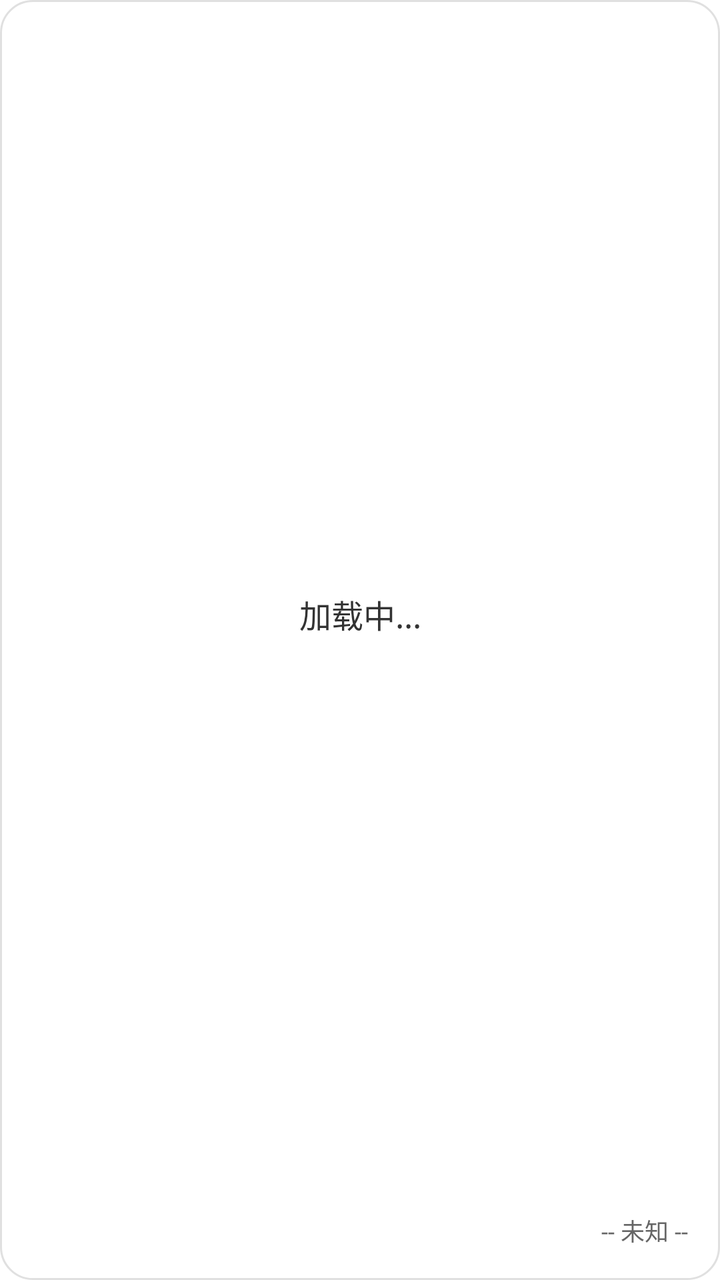
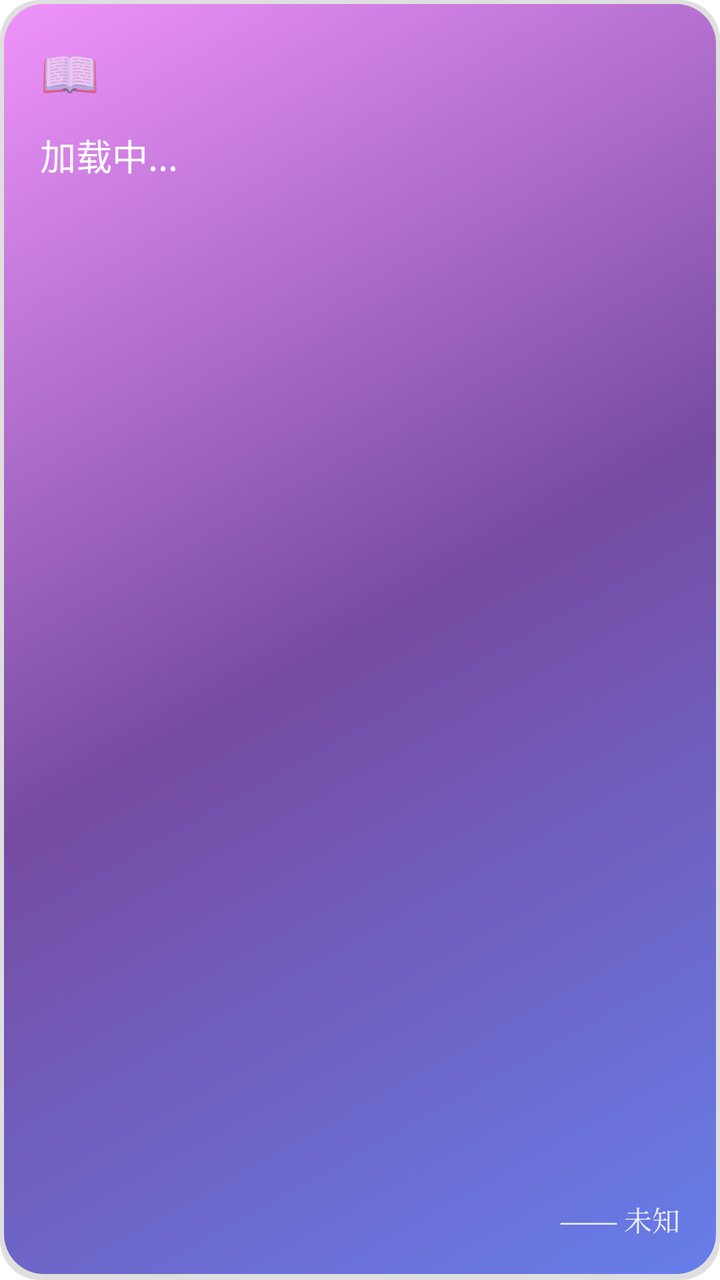

Before-and-after screenshots of an Android layout around one commit, followed by the original layout XML and the change that was made.
<!-- AndroidManifest.xml: fallback theme Theme.MaterialComponents.DayNight.NoActionBar -->
<!-- res/layout/widget_layout.xml -->
<?xml version="1.0" encoding="utf-8"?>
<LinearLayout xmlns:android="http://schemas.android.com/apk/res/android"
    android:layout_width="match_parent"
    android:layout_height="match_parent"
    android:orientation="vertical"
    android:padding="16dp"
    android:background="@drawable/widget_background"
    android:gravity="center">

    
    <TextView
        android:id="@+id/tv_hitokoto"
        android:layout_width="match_parent"
        android:layout_height="0dp"
        android:layout_weight="1"
        android:text="加载中..."
        android:textSize="16sp"
        android:textColor="#333333"
        android:gravity="center"
        android:maxLines="3"
        android:ellipsize="end" />

    
    <TextView
        android:id="@+id/tv_author"
        android:layout_width="match_parent"
        android:layout_height="wrap_content"
        android:text="-- 未知 --"
        android:textSize="12sp"
        android:textColor="#666666"
        android:gravity="end"
        android:layout_marginTop="8dp" />

</LinearLayout>
<!-- resources referenced by this layout -->
<resources>
  <!-- drawable widget_background (drawable) -->
  <?xml version="1.0" encoding="utf-8"?>
  <shape xmlns:android="http://schemas.android.com/apk/res/android"
      android:shape="rectangle">
      
      <solid android:color="#FFFFFF" />
      
      <corners android:radius="16dp" />
      
      <stroke
          android:width="1dp"
          android:color="#E0E0E0" />
      
      <padding
          android:left="8dp"
          android:top="8dp"
          android:right="8dp"
          android:bottom="8dp" />
          
  </shape>
</resources>

<!-- the commit's change to res/layout/widget_layout.xml (unified diff, before → after) -->
@@ -1,34 +1,48 @@
 <?xml version="1.0" encoding="utf-8"?>
-<LinearLayout xmlns:android="http://schemas.android.com/apk/res/android"
+<RelativeLayout xmlns:android="http://schemas.android.com/apk/res/android"
     android:layout_width="match_parent"
     android:layout_height="match_parent"
-    android:orientation="vertical"
-    android:padding="16dp"
     android:background="@drawable/widget_background"
-    android:gravity="center">
+    android:padding="20dp">
+
+    
+    <TextView
+        android:id="@+id/icon_quote"
+        android:layout_width="wrap_content"
+        android:layout_height="wrap_content"
+        android:text="📖"
+        android:textSize="24sp"
+        android:layout_alignParentTop="true"
+        android:layout_alignParentStart="true" />
 
     
     <TextView
         android:id="@+id/tv_hitokoto"
         android:layout_width="match_parent"
-        android:layout_height="0dp"
-        android:layout_weight="1"
+        android:layout_height="wrap_content"
+        android:layout_below="@id/icon_quote"
+        android:layout_marginTop="12dp"
+        android:layout_marginBottom="12dp"
         android:text="加载中..."
-        android:textSize="16sp"
-        android:textColor="#333333"
-        android:gravity="center"
+        android:textSize="18sp"
+        android:textColor="#FFFFFF"
+        android:textStyle="normal"
+        android:lineSpacingExtra="4dp"
+        android:gravity="start"
         android:maxLines="3"
-        android:ellipsize="end" />
+        android:ellipsize="end"
+        android:fontFamily="sans-serif-medium" />
 
     
     <TextView
         android:id="@+id/tv_author"
         android:layout_width="match_parent"
         android:layout_height="wrap_content"
-        android:text="-- 未知 --"
-        android:textSize="12sp"
-        android:textColor="#666666"
+        android:layout_alignParentBottom="true"
+        android:text="—— 未知"
+        android:textSize="14sp"
+        android:textColor="#E0FFFFFF"
         android:gravity="end"
-        android:layout_marginTop="8dp" />
+        android:fontFamily="serif" />
 
-</LinearLayout>
+</RelativeLayout>
<!-- resource entries referenced after the edit -->
@@ -2,23 +2,35 @@
 <resources>
   <!-- drawable widget_background (drawable) -->
   <?xml version="1.0" encoding="utf-8"?>
-  <shape xmlns:android="http://schemas.android.com/apk/res/android"
-      android:shape="rectangle">
+  <layer-list xmlns:android="http://schemas.android.com/apk/res/android">
+  
       
-      <solid android:color="#FFFFFF" />
+      <item>
+          <shape android:shape="rectangle">
+              <solid android:color="#20000000" />
+              <corners android:radius="20dp" />
+          </shape>
+      </item>
+  
       
-      <corners android:radius="16dp" />
-      
-      <stroke
-          android:width="1dp"
-          android:color="#E0E0E0" />
-      
-      <padding
-          android:left="8dp"
-          android:top="8dp"
-          android:right="8dp"
-          android:bottom="8dp" />
-          
-  </shape>
+      <item
+          android:bottom="3dp"
+          android:left="2dp"
+          android:right="2dp"
+          android:top="2dp">
+          <shape android:shape="rectangle">
+              
+              <gradient
+                  android:angle="135"
+                  android:startColor="#667eea"
+                  android:centerColor="#764ba2"
+                  android:endColor="#f093fb"
+                  android:type="linear" />
+  
+              <corners android:radius="20dp" />
+          </shape>
+      </item>
+  
+  </layer-list>
 </resources>
 
